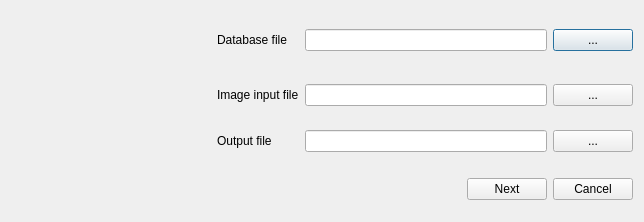
seanet7or/mosaicit, file createmosaicdlg.ui: the form before one commit.
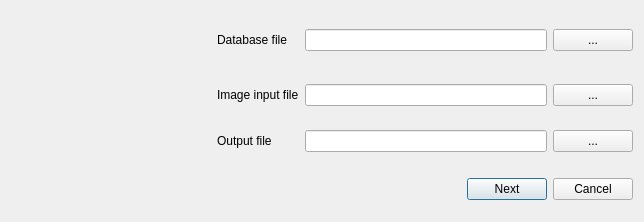
The form after the commit.

Commit message: set correct default buttons

Diff of the .ui file:
```diff
--- a/createmosaicdlg.ui
+++ b/createmosaicdlg.ui
@@ -88,6 +88,12 @@
            <property name="text">
             <string>Next</string>
            </property>
+           <property name="autoDefault">
+            <bool>true</bool>
+           </property>
+           <property name="default">
+            <bool>true</bool>
+           </property>
           </widget>
          </item>
         </layout>
```
Left out of the diff: 9 changed lines with no effect on the pictures. The commit also changes 9 other files.
